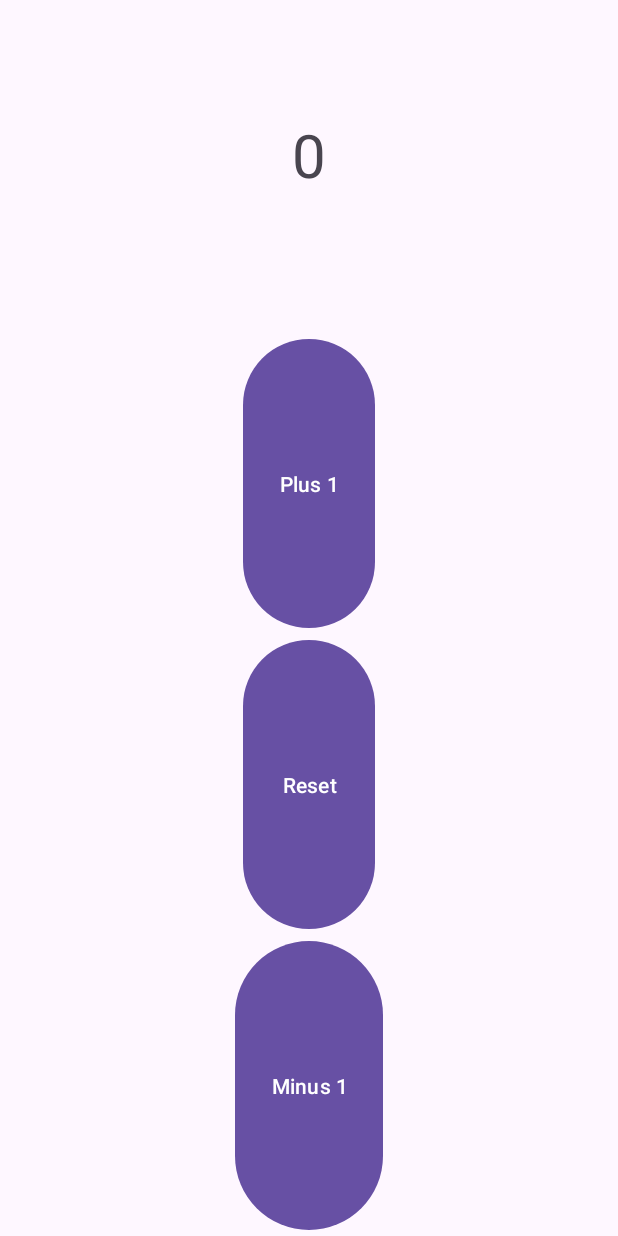
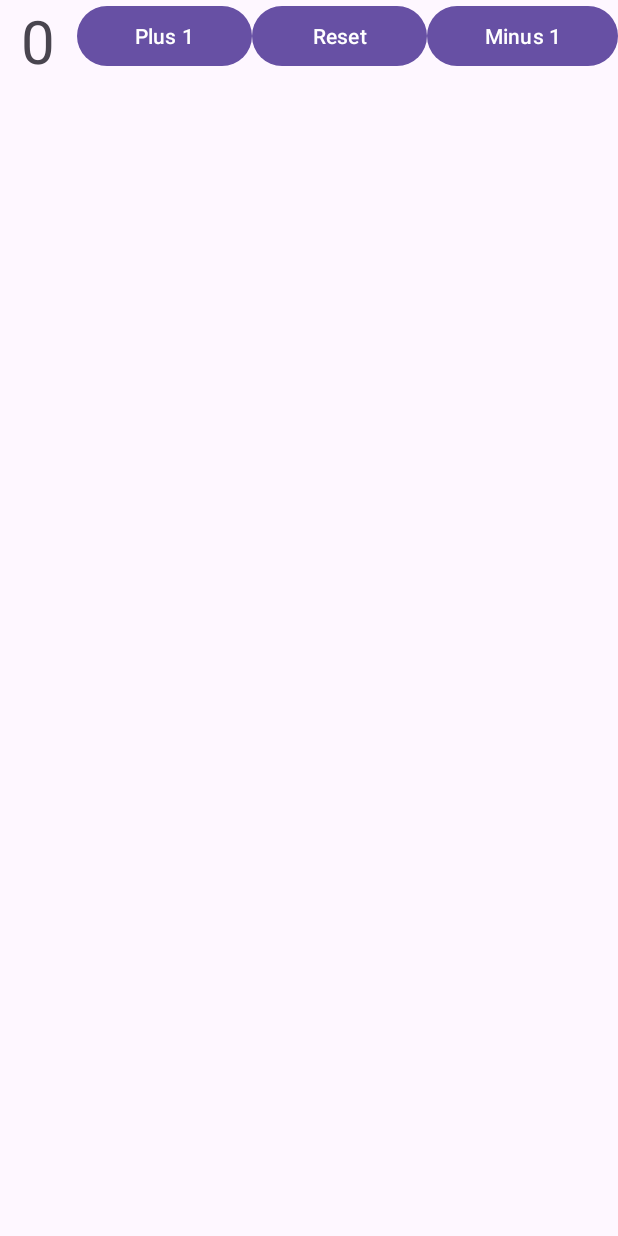
Before and after one commit to optimatez/the_contest, an Android app: the layout activity_main_linear.xml on its own in the app's theme, with its tools: preview values and no code run, on a phone screen of 412 x 824 dp. Run offline under Robolectric (Android 15) with nearby library versions, the phone set to English and light mode, and no system bars.

Commit message:
updated linearlayout

```diff
--- a/app/src/main/res/layout/activity_main_linear.xml
+++ b/app/src/main/res/layout/activity_main_linear.xml
@@ -4,7 +4,7 @@
     xmlns:tools="http://schemas.android.com/tools"
     android:layout_width="match_parent"
     android:layout_height="match_parent"
-    android:orientation="vertical"
+    android:orientation="horizontal"
     tools:context=".MainActivity">
 
     <TextView
```
